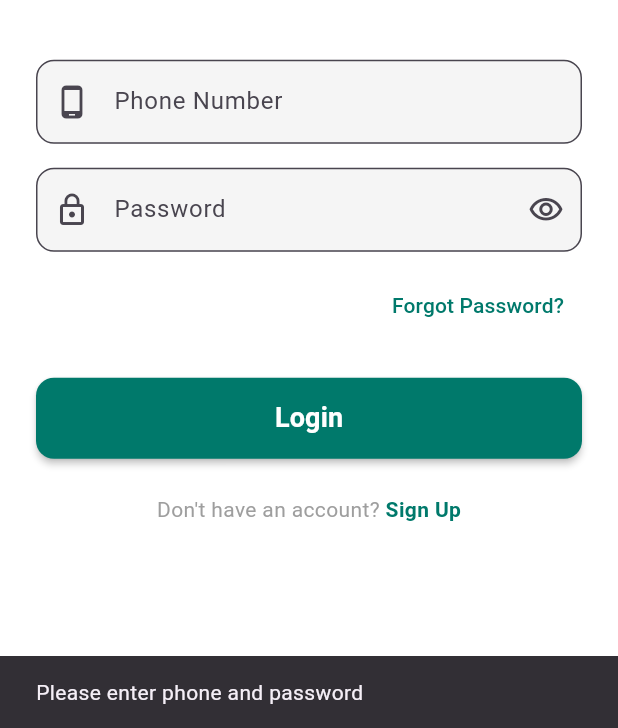
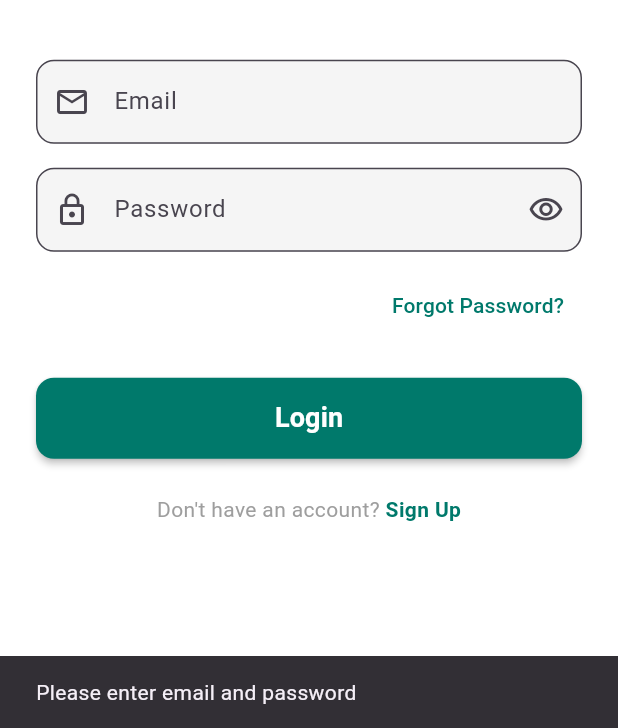
Before and after one commit to isamusa/mobile-Doc, a Flutter app: the screen it shows after launch, after a tap on "Login", on a phone screen of 412 x 824 dp, the part 508-1236 px from its top. Run offline on Flutter 3.47's test engine with Material 3 defaults, Android fonts, the phone set to English and light mode, and no system bars; our stand-ins replace cloud_firestore, firebase_auth, firebase_core, flutter_markdown, flutter_secure_storage, image_picker and 3 more; accounts and stored records are empty.

Commit message:
fix(auth): require real email on signup/login and send verification; remove phone-derived email

```diff
--- a/lib/screens/login_screen.dart
+++ b/lib/screens/login_screen.dart
@@ -12,18 +12,17 @@ class LoginScreen extends StatefulWidget {
 }
 
 class _LoginScreenState extends State<LoginScreen> {
-  final _phoneController = TextEditingController();
+  final _emailController = TextEditingController();
   final _passwordController = TextEditingController();
   bool _isLoading = false;
   bool _obscurePassword = true;
 
-  // Helper to fake an email for auth since we use Phone UI
-  String _emailFromPhone(String phone) => "$phone@mobiledoc.com";
+  // No derived emails: require real email
 
   void _handleLogin() async {
-    if (_phoneController.text.isEmpty || _passwordController.text.isEmpty) {
+    if (_emailController.text.isEmpty || _passwordController.text.isEmpty) {
       ScaffoldMessenger.of(context).showSnackBar(
-        const SnackBar(content: Text('Please enter phone and password')),
+        const SnackBar(content: Text('Please enter email and password')),
       );
       return;
     }
@@ -32,10 +31,22 @@ class _LoginScreenState extends State<LoginScreen> {
 
     try {
       // 1. Sign In with Firebase
-      await FirebaseAuth.instance.signInWithEmailAndPassword(
-        email: _emailFromPhone(_phoneController.text.trim()),
+      final cred = await FirebaseAuth.instance.signInWithEmailAndPassword(
+        email: _emailController.text.trim(),
         password: _passwordController.text,
       );
+
+      // Ensure email is verified
+      final user = cred.user;
+      if (user != null && !user.emailVerified) {
+        await FirebaseAuth.instance.signOut();
+        if (mounted) {
+          ScaffoldMessenger.of(context).showSnackBar(const SnackBar(
+              content: Text('Please verify your email before signing in.'),
+              backgroundColor: Colors.orange));
+        }
+        return;
+      }
 
       // 2. Restore Data from Cloud to Phone
       await PatientDataService.restoreFromCloud();
@@ -46,11 +57,11 @@ class _LoginScreenState extends State<LoginScreen> {
     } on FirebaseAuthException catch (e) {
       String message = "Login failed";
       if (e.code == 'user-not-found') {
-        message = "No user found for that phone number.";
+        message = "No user found for that email.";
       } else if (e.code == 'wrong-password') {
         message = "Wrong password provided.";
       } else if (e.code == 'invalid-email') {
-        message = "Invalid phone format.";
+        message = "Invalid email format.";
       }
       if (mounted) {
         ScaffoldMessenger.of(context).showSnackBar(
@@ -124,11 +135,11 @@ class _LoginScreenState extends State<LoginScreen> {
 
                   // Inputs
                   TextField(
-                    controller: _phoneController,
-                    keyboardType: TextInputType.phone,
+                    controller: _emailController,
+                    keyboardType: TextInputType.emailAddress,
                     decoration: InputDecoration(
-                      labelText: "Phone Number",
-                      prefixIcon: const Icon(Icons.phone_android_outlined),
+                      labelText: "Email",
+                      prefixIcon: const Icon(Icons.email_outlined),
                       border: OutlineInputBorder(
                           borderRadius: BorderRadius.circular(12)),
                       contentPadding: const EdgeInsets.symmetric(
```
Also changed, not shown: lib/screens/sign_up_screen.dart (+14 -7 lines).
